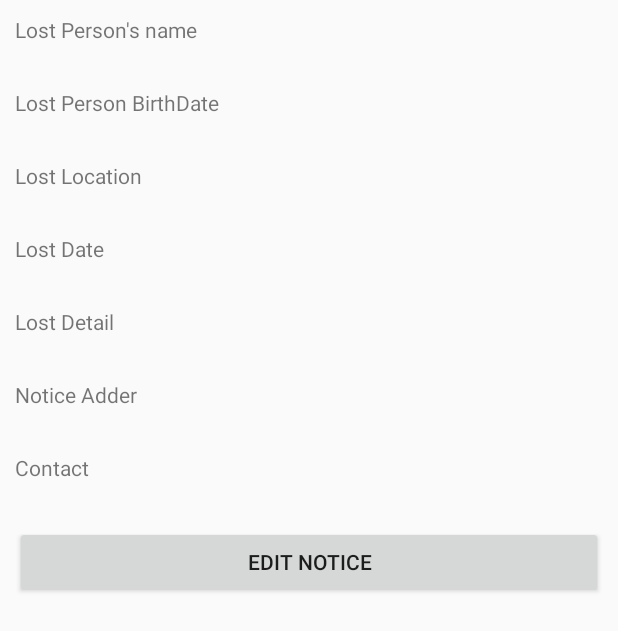
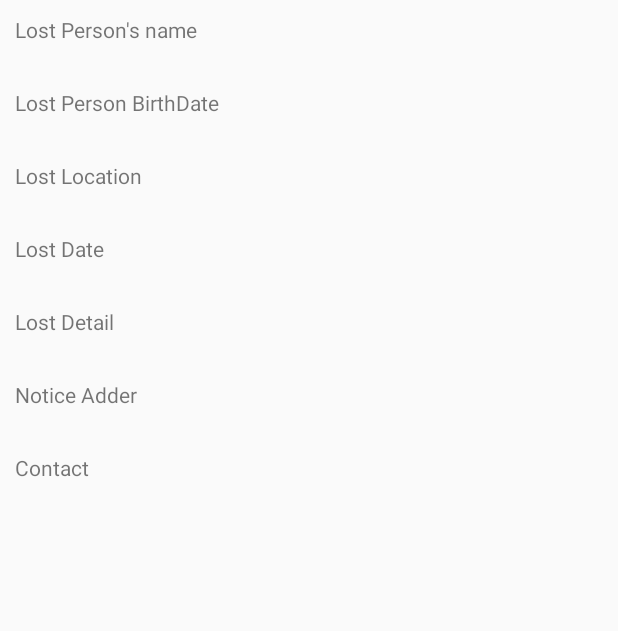
Before and after one commit to paratab/Proj_ImgApp, an Android app: the layout activity_notice_management.xml on its own in the app's theme, with its tools: preview values and no code run, on a phone screen of 412 x 824 dp. Shown: the top 631 px of the screen. Run offline under Robolectric (Android 15) with nearby library versions, the phone set to English and light mode, and no system bars.

Commit message:
31/1/2559  - Fix edit button condition

```diff
--- a/app/src/main/java/bolona_pig/proj_imgapp/NoticeEdit.java
+++ b/app/src/main/java/bolona_pig/proj_imgapp/NoticeEdit.java
@@ -75,11 +75,6 @@ public class NoticeEdit extends AppCompatActivity implements View.OnClickListene
         tvLnAdder.setText(notice.lnAdder);
         tvLnPhone.setText(notice.lnPhone);
 
-        User user = userLocalStore.getLoggedInUser();
-        if (!user.name.equals(notice.lnAdder)) {
-            View v = findViewById(R.id.btNoticeEdit);
-            v.setVisibility(View.GONE);
-        }
     }
 
     @Override
--- a/app/src/main/java/bolona_pig/proj_imgapp/NoticeManagement.java
+++ b/app/src/main/java/bolona_pig/proj_imgapp/NoticeManagement.java
@@ -69,9 +69,9 @@ public class NoticeManagement extends AppCompatActivity implements View.OnClickL
         recentNotice = notice;
 
         User user = userLocalStore.getLoggedInUser();
-        if (!user.name.equals(notice.lnAdder)) {
+        if (user.name.equals(notice.lnAdder) && user.telephone.equals(notice.lnPhone)) {
             View v = findViewById(R.id.btNoticeEdit);
-            v.setVisibility(View.GONE);
+            v.setVisibility(View.VISIBLE);
         }
     }
 
--- a/app/src/main/res/layout/activity_notice_management.xml
+++ b/app/src/main/res/layout/activity_notice_management.xml
@@ -90,7 +90,8 @@
         android:id="@+id/btNoticeEdit"
         android:layout_width="match_parent"
         android:layout_height="wrap_content"
-        android:text="Edit Notice" />
+        android:text="Edit Notice"
+        android:visibility="gone" />
 
 
 </LinearLayout>
```
